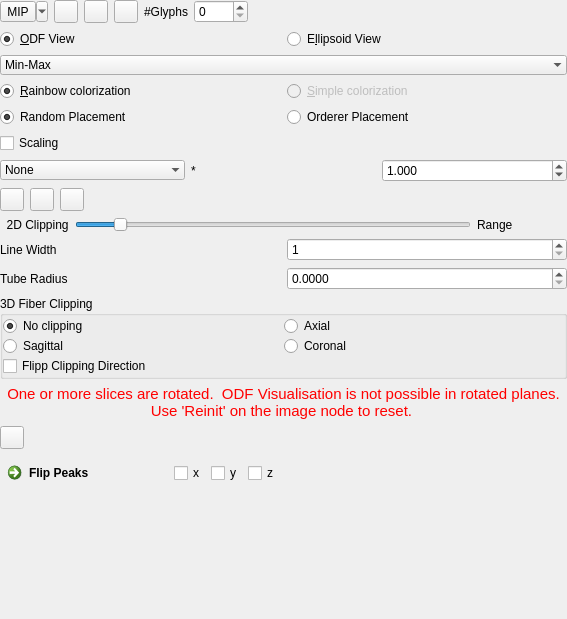
Qt form Plugins/org.mitk.gui.qt.diffusionimaging/src/internal/QmitkControlVisualizationPropertiesViewControls.ui (MITK/MITK) before a commit.
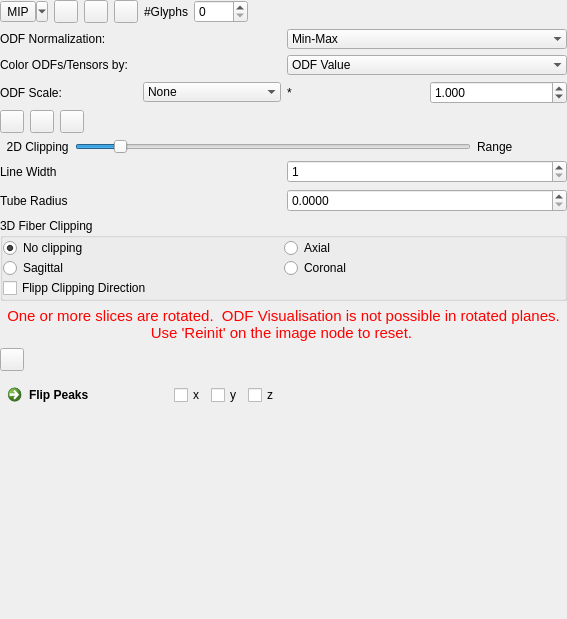
The same form after that commit. Icons and pictures are not drawn.

Commit message: Implement tensor PD visualization

What changed in the file:
```diff
--- a/Plugins/org.mitk.gui.qt.diffusionimaging/src/internal/QmitkControlVisualizationPropertiesViewControls.ui
+++ b/Plugins/org.mitk.gui.qt.diffusionimaging/src/internal/QmitkControlVisualizationPropertiesViewControls.ui
@@ -288,14 +288,90 @@
             <property name="bottomMargin">
              <number>0</number>
             </property>
+            <item row="0" column="0">
+             <widget class="QFrame" name="m_NormalizationFrame">
+              <property name="frameShape">
+               <enum>QFrame::NoFrame</enum>
+              </property>
+              <property name="frameShadow">
+               <enum>QFrame::Plain</enum>
+              </property>
+              <layout class="QGridLayout" name="gridLayout_3">
+               <property name="leftMargin">
+                <number>0</number>
+               </property>
+               <property name="topMargin">
+                <number>0</number>
+               </property>
+               <property name="rightMargin">
+                <number>0</number>
+               </property>
+               <property name="bottomMargin">
+                <number>0</number>
+               </property>
+               <item row="5" column="1">
+                <widget class="QComboBox" name="m_NormalizationDropdown">
+                 <property name="toolTip">
+                  <string>ODF normalization</string>
+                 </property>
+                 <property name="frame">
+                  <bool>false</bool>
+                 </property>
+                 <item>
+                  <property name="text">
+                   <string>Min-Max</string>
+                  </property>
+                 </item>
+                 <item>
+                  <property name="text">
+                   <string>Max</string>
+                  </property>
+                 </item>
+                 <item>
+                  <property name="text">
+                   <string>None</string>
+                  </property>
+                 </item>
+                </widget>
+               </item>
+               <item row="5" column="0">
+                <widget class="QLabel" name="m_NormalizationLabel">
+                 <property name="text">
+                  <string>ODF Normalization:</string>
+                 </property>
+                </widget>
+               </item>
+               <item row="7" column="1">
+                <widget class="QComboBox" name="m_OdfColorBox">
+                 <property name="toolTip">
+                  <string>ODF normalization</string>
+                 </property>
+                 <property name="frame">
+                  <bool>false</bool>
+                 </property>
+                 <item>
+                  <property name="text">
+                   <string>ODF Value</string>
+                  </property>
+                 </item>
+                 <item>
+                  <property name="text">
+                   <string>Principal Direction</string>
+                  </property>
+                 </item>
+                </widget>
+               </item>
+               <item row="7" column="0">
+                <widget class="QLabel" name="label_4">
+                 <property name="text">
+                  <string>Color ODFs/Tensors by:</string>
+                 </property>
+                </widget>
+               </item>
+              </layout>
+             </widget>
+            </item>
             <item row="1" column="0">
-             <widget class="QCheckBox" name="m_ScalingCheckbox">
-              <property name="text">
-               <string>Scaling</string>
-              </property>
-             </widget>
-            </item>
-            <item row="2" column="0">
              <widget class="QFrame" name="m_ScalingFrame">
               <property name="frameShape">
                <enum>QFrame::NoFrame</enum>
@@ -316,6 +392,13 @@
                <property name="bottomMargin">
                 <number>0</number>
                </property>
+               <item>
+                <widget class="QLabel" name="label_2">
+                 <property name="text">
+                  <string>ODF Scale:</string>
+                 </property>
+                </widget>
+               </item>
                <item>
                 <widget class="QComboBox" name="m_AdditionalScaling">
                  <property name="frame">
@@ -367,139 +450,6 @@
               </layout>
              </widget>
             </item>
-            <item row="0" column="0">
-             <widget class="QFrame" name="m_NormalizationFrame">
-              <property name="frameShape">
-               <enum>QFrame::NoFrame</enum>
-              </property>
-              <property name="frameShadow">
-               <enum>QFrame::Plain</enum>
-              </property>
-              <layout class="QGridLayout" name="gridLayout_3">
-               <property name="leftMargin">
-                <number>0</number>
-               </property>
-               <property name="topMargin">
-                <number>0</number>
-               </property>
-               <property name="rightMargin">
-                <number>0</number>
-               </property>
-               <property name="bottomMargin">
-                <number>0</number>
-               </property>
-               <item row="0" column="0" alignment="Qt::AlignLeft">
-                <widget class="QRadioButton" name="m_OdfViewRadioButton">
-                 <property name="text">
-                  <string>&amp;ODF View</string>
-                 </property>
-                 <property name="checked">
-                  <bool>true</bool>
-                 </property>
-                 <attribute name="buttonGroup">
-                  <string notr="true">buttonGroup_2</string>
-                 </attribute>
-                </widget>
-               </item>
-               <item row="6" column="0" alignment="Qt::AlignLeft">
-                <widget class="QRadioButton" name="m_colouriseRainbowRadioButton">
-                 <property name="enabled">
-                  <bool>true</bool>
-                 </property>
-                 <property name="text">
-                  <string>&amp;Rainbow colorization</string>
-                 </property>
-                 <property name="checked">
-                  <bool>true</bool>
-                 </property>
-                 <attribute name="buttonGroup">
-                  <string notr="true">buttonGroup</string>
-                 </attribute>
-                </widget>
-               </item>
-               <item row="0" column="1" alignment="Qt::AlignLeft">
-                <widget class="QRadioButton" name="m_EllipsoidViewRadioButton">
-                 <property name="enabled">
-                  <bool>true</bool>
-                 </property>
-                 <property name="text">
-                  <string>E&amp;llipsoid View </string>
-                 </property>
-                 <attribute name="buttonGroup">
-                  <string notr="true">buttonGroup_2</string>
-                 </attribute>
-                </widget>
-               </item>
-               <item row="6" column="1" alignment="Qt::AlignLeft">
-                <widget class="QRadioButton" name="m_colouriseSimpleRadioButton">
-                 <property name="enabled">
-                  <bool>false</bool>
-                 </property>
-                 <property name="text">
-                  <string>&amp;Simple colorization</string>
-                 </property>
-                 <attribute name="buttonGroup">
-                  <string notr="true">buttonGroup</string>
-                 </attribute>
-                </widget>
-               </item>
-               <item row="3" column="0" colspan="2">
-                <widget class="QComboBox" name="m_NormalizationDropdown">
-                 <property name="toolTip">
-                  <string>ODF normalization</string>
-                 </property>
-                 <property name="frame">
-                  <bool>false</bool>
-                 </property>
-                 <item>
-                  <property name="text">
-                   <string>Min-Max</string>
-                  </property>
-                 </item>
-                 <item>
-                  <property name="text">
-                   <string>Max</string>
-                  </property>
-                 </item>
-                 <item>
-                  <property name="text">
-                   <string>None</string>
-                  </property>
-                 </item>
-                </widget>
-               </item>
-               <item row="7" column="0" alignment="Qt::AlignLeft">
-                <widget class="QRadioButton" name="m_randomModeRadioButton">
-                 <property name="enabled">
-                  <bool>true</bool>
-                 </property>
-                 <property name="text">
-                  <string>Random Placement</string>
-                 </property>
-                 <property name="checked">
-                  <bool>true</bool>
-                 </property>
-                 <attribute name="buttonGroup">
-                  <string notr="true">buttonGroup_3</string>
-                 </attribute>
-                </widget>
-               </item>
-               <item row="7" column="1" alignment="Qt::AlignLeft">
-                <widget class="QRadioButton" name="m_orderedModeRadioButton">
-                 <property name="enabled">
-                  <bool>true</bool>
-                 </property>
-                 <property name="text">
-                  <string>Orderer Placement</string>
-                 </property>
-                 <attribute name="buttonGroup">
-                  <string notr="true">buttonGroup_3</string>
-                 </attribute>
-                </widget>
-               </item>
-              </layout>
-             </widget>
-            </item>
            </layout>
           </widget>
          </item>
```
Left out of the diff: 8 changed lines with no effect on the pictures. The commit also changes 11 other files.
